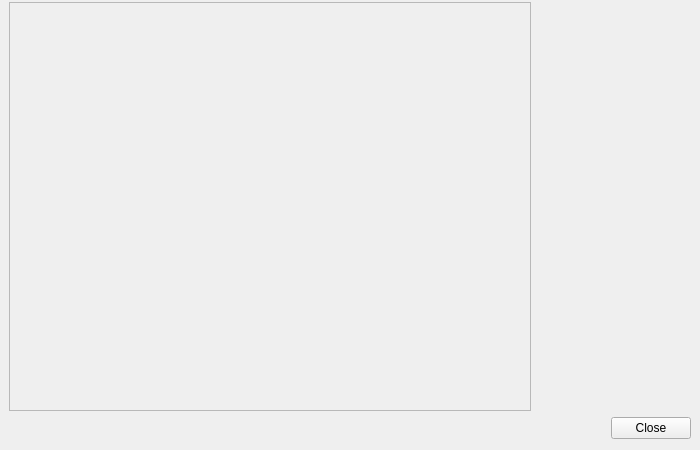
The window that App/modules/addon/addon_manager_dialog.ui (fengzhu2007/anycode) describes before a commit, drawn with Qt 5.
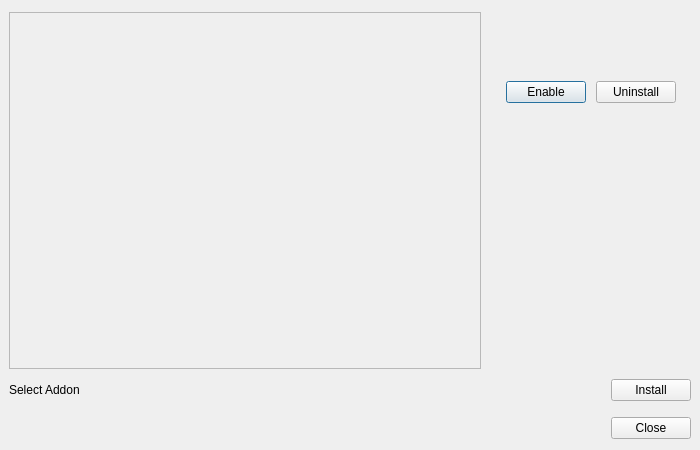
The same window after the commit. Custom widgets are drawn as their Qt base class.

```diff
--- a/App/modules/addon/addon_manager_dialog.ui
+++ b/App/modules/addon/addon_manager_dialog.ui
@@ -15,7 +15,7 @@
   </property>
   <layout class="QVBoxLayout" name="verticalLayout">
    <property name="spacing">
-    <number>0</number>
+    <number>10</number>
    </property>
    <property name="leftMargin">
     <number>9</number>
@@ -50,6 +50,9 @@
    </item>
    <item>
     <layout class="QHBoxLayout" name="horizontalLayout" stretch="0,0">
+     <property name="spacing">
+      <number>10</number>
+     </property>
      <item>
       <widget class="ady::ListView" name="listView">
        <property name="widgetResizable">
@@ -60,18 +63,18 @@
          <rect>
           <x>0</x>
           <y>0</y>
-          <width>512</width>
-          <height>397</height>
+          <width>468</width>
+          <height>342</height>
          </rect>
         </property>
        </widget>
       </widget>
      </item>
      <item>
-      <widget class="QStackedWidget" name="stackedWidget">
+      <widget class="QWidget" name="detailWidget" native="true">
        <property name="minimumSize">
         <size>
-         <width>0</width>
+         <width>200</width>
          <height>0</height>
         </size>
        </property>
@@ -81,7 +84,6 @@
          <height>16777215</height>
         </size>
        </property>
-       <widget class="QWidget" name="page">
         <layout class="QVBoxLayout" name="verticalLayout_2">
          <property name="leftMargin">
           <number>0</number>
@@ -116,6 +118,56 @@
            </property>
           </widget>
          </item>
+        <item>
+         <layout class="QHBoxLayout" name="horizontalLayout_5">
+          <property name="spacing">
+           <number>10</number>
+          </property>
+          <property name="bottomMargin">
+           <number>0</number>
+          </property>
+          <item>
+           <spacer name="horizontalSpacer_2">
+            <property name="orientation">
+             <enum>Qt::Horizontal</enum>
+            </property>
+            <property name="sizeHint" stdset="0">
+             <size>
+              <width>40</width>
+              <height>20</height>
+             </size>
+            </property>
+           </spacer>
+          </item>
+          <item>
+           <widget class="QPushButton" name="enableButton">
+            <property name="text">
+             <string>Enable</string>
+            </property>
+           </widget>
+          </item>
+          <item>
+           <widget class="QPushButton" name="uninstallButton">
+            <property name="text">
+             <string>Uninstall</string>
+            </property>
+           </widget>
+          </item>
+          <item>
+           <spacer name="horizontalSpacer_3">
+            <property name="orientation">
+             <enum>Qt::Horizontal</enum>
+            </property>
+            <property name="sizeHint" stdset="0">
+             <size>
+              <width>40</width>
+              <height>20</height>
+             </size>
+            </property>
+           </spacer>
+          </item>
+         </layout>
+        </item>
          <item>
           <spacer name="verticalSpacer">
            <property name="orientation">
@@ -131,7 +183,29 @@
          </item>
         </layout>
        </widget>
-       <widget class="QWidget" name="page_2"/>
+     </item>
+    </layout>
+   </item>
+   <item>
+    <layout class="QHBoxLayout" name="horizontalLayout_4" stretch="0,1,0">
+     <property name="spacing">
+      <number>10</number>
+     </property>
+     <item>
+      <widget class="QLabel" name="label">
+       <property name="text">
+        <string>Select Addon</string>
+       </property>
+      </widget>
+     </item>
+     <item>
+      <widget class="ady::FileSelector" name="file" native="true"/>
+     </item>
+     <item>
+      <widget class="QPushButton" name="install">
+       <property name="text">
+        <string>Install</string>
+       </property>
       </widget>
      </item>
     </layout>
@@ -181,6 +255,12 @@
    <header>components/listview/listview.h</header>
    <container>1</container>
   </customwidget>
+  <customwidget>
+   <class>ady::FileSelector</class>
+   <extends>QWidget</extends>
+   <header>components/file_selector.h</header>
+   <container>1</container>
+  </customwidget>
  </customwidgets>
  <resources/>
  <connections/>
```
Lines whose indentation alone changed are shown as unchanged.
